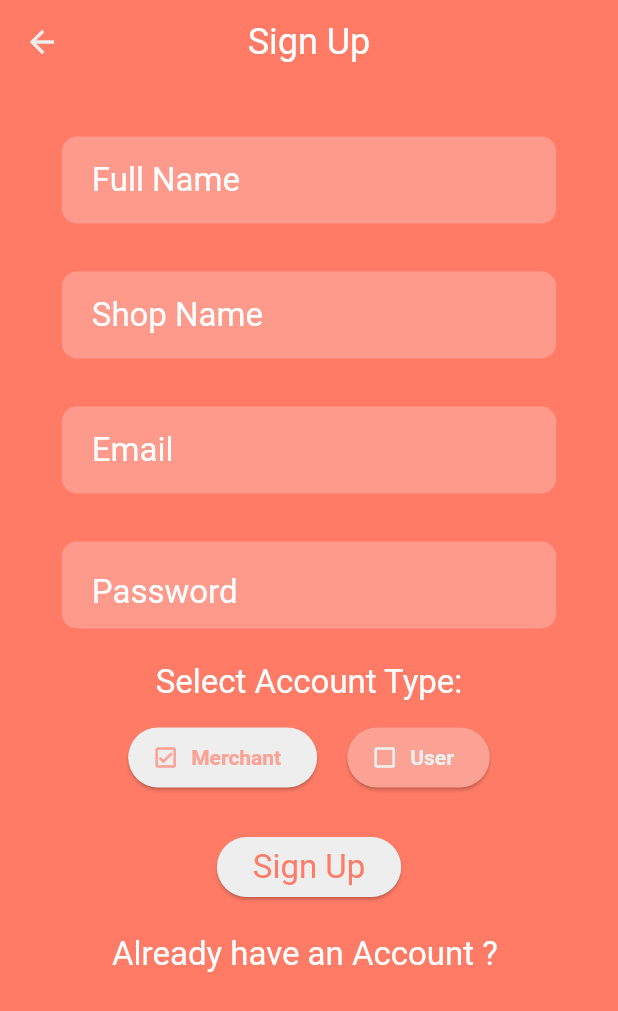
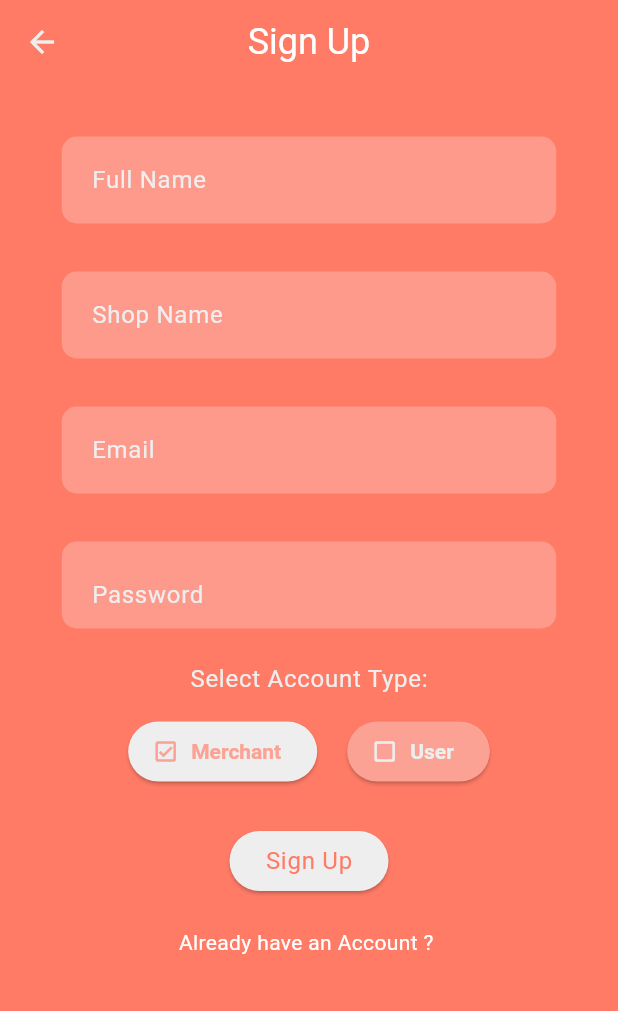
Before and after one commit to ahzam-shahnil/pay_qr, a Flutter app: the screen it shows after launch, after a tap on "Don’t have an Account ?", on a phone screen of 412 x 824 dp. Shown: the top 1011 px of the screen. Run offline on Flutter 3.47's test engine with Material 2 defaults, Android fonts, the phone set to English and light mode, and no system bars; our stand-ins replace cached_network_image, cloud_firestore, contacts_service, fancy_shimmer_image, firebase_analytics, firebase_auth and 21 more; missing offline and left inert: file_saver, mobile_scanner, ndialog, pluto_grid, pluto_grid_export, scan and 1 more; accounts and stored records are empty.

Commit message:
final code changes before external presenetation

```diff
--- a/lib/components/already_have_an_account_check.dart
+++ b/lib/components/already_have_an_account_check.dart
@@ -26,7 +26,7 @@ class AlreadyHaveAnAccountCheck extends StatelessWidget {
           onTap: press,
           child: Text(
             login ? "Don’t have an Account ? " : "Already have an Account ? ",
-            style: Get.textTheme.headline6?.copyWith(color: Colors.white),
+            style: Get.textTheme.bodyMedium?.copyWith(color: Colors.white),
           ),
         )
       ],
--- a/lib/components/rectangular_password_field.dart
+++ b/lib/components/rectangular_password_field.dart
@@ -1,10 +1,10 @@
 // Flutter imports:
 import 'package:flutter/material.dart';
-
 // Package imports:
 import 'package:get/get.dart';
 
 // Project imports:
+import '../config/app_constants.dart';
 import 'text_field_container.dart';
 
 class RectangularPasswordField extends StatefulWidget {
@@ -48,9 +48,10 @@ class _RectangularPasswordFieldState extends State<RectangularPasswordField> {
         controller: widget.textController,
         autofillHints: widget.autofillHints,
         // maxLines: 1,
-        style: Theme.of(context).textTheme.headline6?.copyWith(
-              fontWeight: FontWeight.normal,
-            ),
+        style: Theme.of(context)
+            .textTheme
+            .bodyLarge
+            ?.copyWith(fontWeight: FontWeight.normal, color: kScanBackColor),
 
         // onEditingComplete: () => TextInput.finishAutofillContext(),
         decoration: InputDecoration(
@@ -59,8 +60,8 @@ class _RectangularPasswordFieldState extends State<RectangularPasswordField> {
           // labelText: widget.text,
           hintStyle: Theme.of(context)
               .textTheme
-              .headline6
-              ?.copyWith(fontWeight: FontWeight.normal),
+              .bodyLarge
+              ?.copyWith(fontWeight: FontWeight.normal, color: kScanBackColor),
           hintMaxLines: 1,
           icon: widget.icon != null
               ? Icon(
--- a/lib/components/rounded_rectangular_input_field.dart
+++ b/lib/components/rounded_rectangular_input_field.dart
@@ -18,7 +18,7 @@ class RoundedRectangleInputField extends StatelessWidget {
   final bool? isAutoFocus;
   final bool? isEnabled;
   final TextInputAction? textInputAction;
-  void Function(String)? onSubmitted;
+  final void Function(String)? onSubmitted;
   final double? height;
   final Color? color;
   final ScrollController scrollController = ScrollController();
@@ -62,9 +62,10 @@ class RoundedRectangleInputField extends StatelessWidget {
         cursorColor: kPrimaryColor,
         keyboardType: textInputType,
         autofillHints: autofillHints,
-        style: Theme.of(context).textTheme.headline6?.copyWith(
-              fontWeight: FontWeight.normal,
-            ),
+        style: Theme.of(context)
+            .textTheme
+            .bodyLarge
+            ?.copyWith(fontWeight: FontWeight.normal, color: kScanBackColor),
         decoration: InputDecoration(
           icon: icon != null
               ? Icon(
@@ -77,8 +78,8 @@ class RoundedRectangleInputField extends StatelessWidget {
           //     fontSize: Get.size.shortestSide * 0.035),
           hintStyle: Theme.of(context)
               .textTheme
-              .headline6
-              ?.copyWith(fontWeight: FontWeight.normal),
+              .bodyLarge
+              ?.copyWith(fontWeight: FontWeight.normal, color: kScanBackColor),
           hintText: hintText,
           border: InputBorder.none,
         ),
--- a/lib/controller/payment/payments_controller.dart
+++ b/lib/controller/payment/payments_controller.dart
@@ -1,7 +1,6 @@
 import 'package:cloud_firestore/cloud_firestore.dart';
 import 'package:get/get.dart';
 import 'package:pay_qr/config/app_constants.dart';
-import 'package:pay_qr/config/controllers.dart';
 import 'package:pay_qr/config/firebase.dart';
 
 class PaymentsController extends GetxController {
--- a/lib/view/intro_views/scan_intro_screen.dart
+++ b/lib/view/intro_views/scan_intro_screen.dart
@@ -64,7 +64,7 @@ class ScanIntroScreen extends StatelessWidget {
                   const SizedBox(height: 30),
                   Padding(
                     padding: EdgeInsets.symmetric(
-                      horizontal: kWidth * 0.24,
+                      horizontal: kWidth * 0.18,
                       vertical: 8,
                     ),
                     child: ElevatedButton(
@@ -73,8 +73,9 @@ class ScanIntroScreen extends StatelessWidget {
                           )),
                       child: Text(
                         'Go Shopping!',
-                        style: Get.textTheme.headline6?.copyWith(
+                        style: Get.textTheme.bodyMedium?.copyWith(
                           fontWeight: FontWeight.w500,
+                          color: kScanBackColor
                         ),
                       ),
                     ),
--- a/lib/view/main_views/auth/login_screen.dart
+++ b/lib/view/main_views/auth/login_screen.dart
@@ -1,5 +1,4 @@
 // Flutter imports:
-import 'package:firebase_auth/firebase_auth.dart';
 import 'package:flutter/material.dart';
 // Package imports:
 import 'package:get/get.dart';
@@ -7,9 +6,7 @@ import 'package:pay_qr/components/rectangular_password_field.dart';
 import 'package:pay_qr/components/rounded_rectangular_input_field.dart';
 import 'package:pay_qr/config/app_constants.dart';
 import 'package:pay_qr/config/controllers.dart';
-import 'package:pay_qr/config/firebase.dart';
 import 'package:pay_qr/gen/assets.gen.dart';
-import 'package:pay_qr/utils/toast_dialogs.dart';
 
 import '../../../components/already_have_an_account_check.dart';
 import 'signup_screen.dart';
@@ -27,7 +24,7 @@ class LoginScreen extends StatelessWidget {
             primary: true,
             children: [
               SizedBox(
-                height: kHeight * 0.1,
+                height: kHeight * 0.085,
               ),
               Card(
                 borderOnForeground: true,
@@ -38,7 +35,7 @@ class LoginScreen extends StatelessWidget {
                 child: Center(
                   child: CircleAvatar(
                     // height: kHeight * 0.3,
-                    radius: kWidth * 0.3,
+                    radius: kWidth * 0.27,
                     backgroundColor: kTealColor,
                     child: Image.asset(
                       Assets.images.logoWn.path,
@@ -54,7 +51,7 @@ class LoginScreen extends StatelessWidget {
                 alignment: Alignment.center,
                 child: Text(
                   kAppName,
-                  style: Get.textTheme.headline3
+                  style: Get.textTheme.headline4
                       ?.copyWith(fontWeight: FontWeight.bold),
                 ),
               ),
@@ -74,53 +71,53 @@ class LoginScreen extends StatelessWidget {
                     textController: loginController.passwordController,
                   ),
 
-                  Padding(
-                    padding: EdgeInsets.only(right: kWidth * 0.1),
-                    child: Align(
-                      alignment: Alignment.centerRight,
-                      child: TextButton(
-                        onPressed: () async {
-                          if (loginController.emailController.text
-                              .trim()
-                              .isEmpty) {
-                            showSnackBar(
-                                msg: 'Enter email for password reset.');
-                            return;
-                          }
-                          var dialog = getProgressDialog(
-                              title: 'Password Reset',
-                              msg: 'Sending Password reset email',
-                              context: context);
-                          dialog.show();
-                          try {
-                            await auth.sendPasswordResetEmail(
-                                email: loginController.emailController.text
-                                    .trim());
-                            showSnackBar(
-                                msg: "Password reset Email Sent",
-                                iconData: Icons.done_rounded,
-                                backColor: Colors.green);
-                          } on FirebaseAuthException {
-                            showSnackBar(msg: 'Something Went Wrong.');
-                          } catch (e) {
-                            showSnackBar(msg: 'Something Went Wrong.');
-                          } finally {
-                            dialog.dismiss();
-                          }
-                        },
-                        child: Text(
-                          kPassWordForgotTxt,
-                          style: TextStyle(
-                              fontWeight: FontWeight.w400,
-                              color: kScanBackColor,
-                              fontSize: Get.textTheme.bodyLarge?.fontSize),
-                        ),
-                      ),
-                    ),
+                  // Padding(
+                  //   padding: EdgeInsets.only(right: kWidth * 0.1),
+                  //   child: Align(
+                  //     alignment: Alignment.centerRight,
+                  //     child: TextButton(
+                  //       onPressed: () async {
+                  //         if (loginController.emailController.text
+                  //             .trim()
+                  //             .isEmpty) {
+                  //           showSnackBar(
+                  //               msg: 'Enter email for password reset.');
+                  //           return;
+                  //         }
+                  //         var dialog = getProgressDialog(
+                  //             title: 'Password Reset',
+                  //             msg: 'Sending Password reset email',
+                  //             context: context);
+                  //         dialog.show();
+                  //         try {
+                  //           await auth.sendPasswordResetEmail(
+                  //               email: loginController.emailController.text
+                  //                   .trim());
+                  //           showSnackBar(
+                  //               msg: "Password reset Email Sent",
+                  //               iconData: Icons.done_rounded,
+                  //               backColor: Colors.green);
+                  //         } on FirebaseAuthException {
+                  //           showSnackBar(msg: 'Something Went Wrong.');
+                  //         } catch (e) {
+                  //           showSnackBar(msg: 'Something Went Wrong.');
+                  //         } finally {
+                  //           dialog.dismiss();
+                  //         }
+                  //       },
+                  //       child: Text(
+                  //         kPassWordForgotTxt,
+                  //         style: TextStyle(
+                  //             fontWeight: FontWeight.w400,
+                  //             color: kScanBackColor,
+                  //             fontSize: Get.textTheme.bodyMedium?.fontSize),
+                  //       ),
+                  //     ),
+                  //   ),
+                  // ),
+                  SizedBox(
+                    height: kHeight * 0.05,
                   ),
-                  // const SizedBox(
-                  //   height: 30,
-                  // ),
                   ElevatedButton(
                     onPressed: () {
                       loginController.loginUser(context);
@@ -130,12 +127,12 @@ class LoginScreen extends StatelessWidget {
                     ),
                     child: Text(
                       'Sign In',
-                      style: Get.textTheme.headline6
+                      style: Get.textTheme.bodyLarge
                           ?.copyWith(color: kPrimaryColor),
                     ),
                   ),
-                  const SizedBox(
-                    height: 20,
+                  SizedBox(
+                    height: kHeight * 0.05,
                   ),
                   AlreadyHaveAnAccountCheck(
                       press: () => Get.to(() => const SignupScreen(),
--- a/lib/view/main_views/auth/signup_screen.dart
+++ b/lib/view/main_views/auth/signup_screen.dart
@@ -86,7 +86,8 @@ class SignupScreen extends StatelessWidget {
                   ),
                   Text(
                     'Select Account Type:',
-                    style: Get.textTheme.headline6,
+                    style: Get.textTheme.bodyLarge
+                        ?.copyWith(color: kScanBackColor),
                   ),
                   const SizedBox(
                     height: 12,
@@ -102,7 +103,7 @@ class SignupScreen extends StatelessWidget {
                     style: ElevatedButton.styleFrom(primary: kScanBackColor),
                     child: Text(
                       'Sign Up',
-                      style: Get.textTheme.headline6?.copyWith(
+                      style: Get.textTheme.bodyLarge?.copyWith(
                         color: kPrimaryColor,
                       ),
                     ),
--- a/lib/view/main_views/home/home_screen.dart
+++ b/lib/view/main_views/home/home_screen.dart
@@ -145,7 +145,7 @@ class HomeScreen extends StatelessWidget {
                                               DateTime.parse(data[index].date)),
                                           textAlign: TextAlign.start,
                                           style: index == 0
-                                              ? Get.textTheme.headline6
+                                              ? Get.textTheme.bodyLarge
                                                   ?.copyWith(
                                                       color: Colors.black,
                                                       fontWeight:
--- a/lib/view/main_views/payments/scan_screen.dart
+++ b/lib/view/main_views/payments/scan_screen.dart
@@ -190,7 +190,7 @@ class _ScanScreenState extends State<ScanScreen> {
                     cameraController.toggleTorch();
                   }
 
-                  //TODO: check this to coni=firm that it exits on this condition
+                  //To not let a user to access his own shop or send Money screen
                   if (qrModel.uid == userController.userModel.value.uid) {
                     showSnackBar(msg: 'You cannot scan your own Qr🤨');
                     return;
--- a/lib/view/main_views/profile/profile_screen.dart
+++ b/lib/view/main_views/profile/profile_screen.dart
@@ -249,7 +249,7 @@ class _ProfileScreenState extends State<ProfileScreen> with BaseController {
                   children: [
                     ElevatedButton.icon(
                       style: ElevatedButton.styleFrom(
-                        primary: kPrimaryColor,
+                        primary: Colors.blue.shade600,
                       ),
                       onPressed: () async {
                         profileController.logOut(context);
@@ -265,7 +265,7 @@ class _ProfileScreenState extends State<ProfileScreen> with BaseController {
                     ),
                     ElevatedButton(
                       style: ElevatedButton.styleFrom(
-                        primary: Colors.blue.shade600,
+                        primary: kPrimaryColor,
                       ),
                       onPressed: () => Get.to(() => const ChatBotScreen()),
                       child: const Text(
--- a/lib/widgets/shared/custom_card.dart
+++ b/lib/widgets/shared/custom_card.dart
@@ -51,7 +51,8 @@ class CustomCard extends StatelessWidget {
               child: Center(
                 child: Text(
                   text,
-                  style: Get.textTheme.headline6,
+                  style: Get.textTheme.bodyLarge?.copyWith(
+                      fontWeight: FontWeight.normal, color: kScanBackColor),
                 ),
               ),
             ),
--- a/pubspec.yaml
+++ b/pubspec.yaml
@@ -54,6 +54,7 @@ dependencies:
 description: Digital Solution for Bussiness
 dev_dependencies:
   build_runner: null
+  flutter_launcher_icons: ^0.9.3
   flutter_gen_runner: null
   flutter_lints: ^2.0.1
   flutter_test:
@@ -81,6 +82,10 @@ flutter:
       fonts:
         - asset: assets/fonts/Anton-Regular.ttf
   uses-material-design: true
+flutter_icons:
+  android: "launcher_icon"
+  ios: true
+  image_path: "assets/images/logo_wn.png"
 flutter_gen:
   integrations:
     flare_flutter: false
```
Also changed, not shown: lib/utils/auth_helper_firebase.dart (+3 -4 lines), lib/utils/utility.dart (+2 -43 lines), lib/view/main_views/payments/payment_screen.dart (+0 -13 lines), lib/view/main_views/payments/widgets/payment_histoty_info_screen.dart (+15 -12 lines), lib/view/main_views/product_add/product_add_screen.dart (+12 -5 lines), lib/view/main_views/shopping/widgets/shop_app_bar.dart (+5 -4 lines), pubspec.lock, 22 other files.
